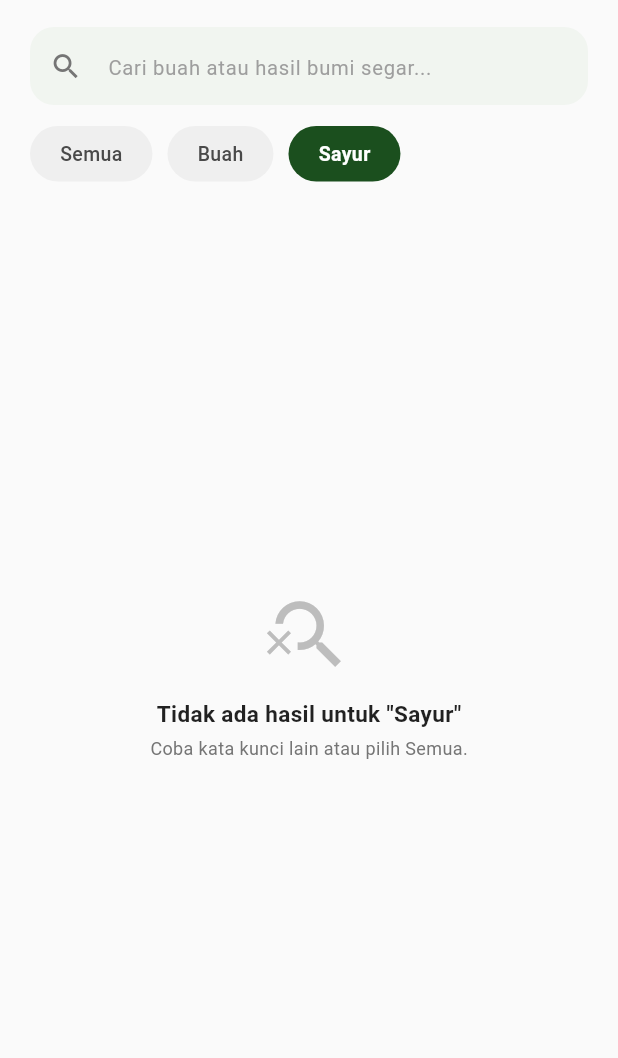
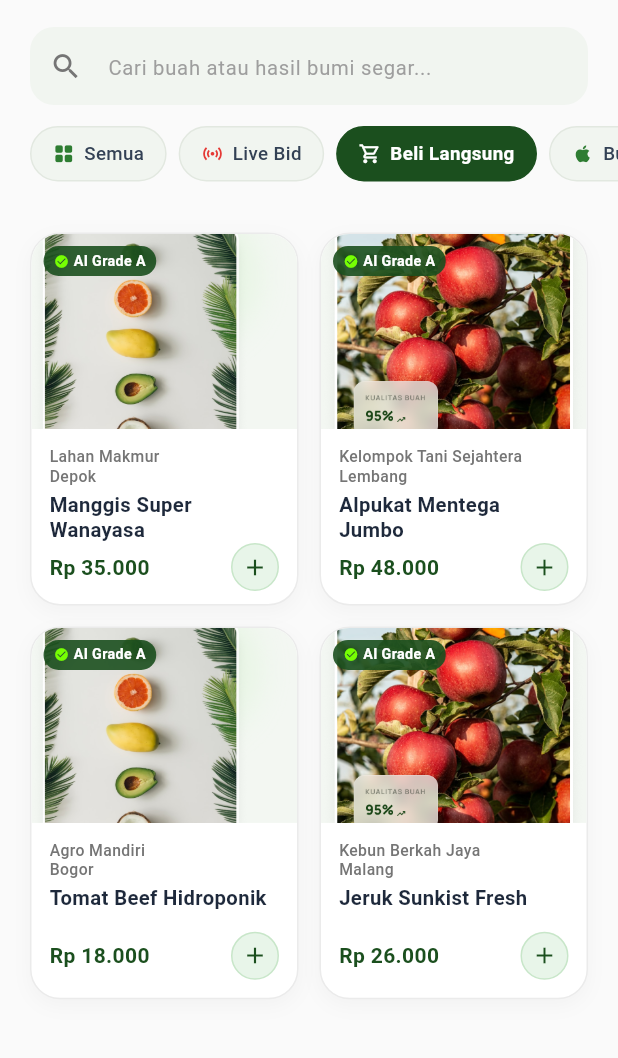
Before and after one commit to Hezkiel09/AGRIVO, a Flutter app: the MarketScreen screen opened directly, scrolled down 483 dp, after a tap on "Selengkapnya", on a phone screen of 412 x 824 dp, the part 87-1145 px from its top. Run offline on Flutter 3.47's test engine with Material 3 defaults, Android fonts, the light colour scheme and no system bars; our stand-ins replace camera, fl_chart, flutter_map, flutter_native_splash, image_picker, latlong2 and 1 more; accounts and stored records are empty; network calls fail.

Commit message:
refactor icon and category chip on market screen

```diff
--- a/frontend/lib/screens/market/market_screen.dart
+++ b/frontend/lib/screens/market/market_screen.dart
@@ -147,7 +147,6 @@ class _MarketScreenState extends State<MarketScreen> {
 
     _liveBids = [];
     _directBuys = [];
-    _allProducts = products;
 
     for (var product in products) {
       if (product['sales_mode'] == 'live_bid') {
@@ -158,14 +157,29 @@ class _MarketScreenState extends State<MarketScreen> {
     }
 
     // If backend has no data yet, merge demo items so UI is rich and never empty
-    if (_liveBids.isEmpty && _searchController.text.isEmpty && _selectedCategory == 'Semua') {
+    if (_liveBids.isEmpty && _searchController.text.isEmpty && (_selectedCategory == 'Semua' || _selectedCategory == 'Live Bid')) {
       _liveBids = List.from(_demoLiveBids);
     }
-    if (_directBuys.isEmpty && _searchController.text.isEmpty && _selectedCategory == 'Semua') {
+    if (_directBuys.isEmpty && _searchController.text.isEmpty && (_selectedCategory == 'Semua' || _selectedCategory == 'Beli Langsung')) {
       _directBuys = List.from(_demoDirectBuys);
     }
-    if (_allProducts.isEmpty && _searchController.text.isEmpty && _selectedCategory == 'Semua') {
-      _allProducts = [..._demoLiveBids, ..._demoDirectBuys];
+
+    if (_selectedCategory == 'Live Bid') {
+      _allProducts = List.from(_liveBids);
+    } else if (_selectedCategory == 'Beli Langsung') {
+      _allProducts = List.from(_directBuys);
+    } else if (_selectedCategory == 'Buah' || _selectedCategory == 'Sayur') {
+      _allProducts = List.from(products);
+      if (_allProducts.isEmpty && _searchController.text.isEmpty) {
+        final allDemo = [..._demoLiveBids, ..._demoDirectBuys];
+        if (_selectedCategory == 'Buah') {
+          _allProducts = allDemo.where((p) => (p['category'] ?? 'Buah').toString().toLowerCase().contains('buah') || p['name'].toString().contains('Nanas') || p['name'].toString().contains('Anggur') || p['name'].toString().contains('Manggis') || p['name'].toString().contains('Alpukat') || p['name'].toString().contains('Jeruk')).toList();
+        } else {
+          _allProducts = allDemo.where((p) => (p['category'] ?? '').toString().toLowerCase().contains('sayur') || p['name'].toString().contains('Tomat')).toList();
+        }
+      }
+    } else {
+      _allProducts = products.isNotEmpty ? List.from(products) : [..._demoLiveBids, ..._demoDirectBuys];
     }
 
     if (mounted) {
@@ -297,16 +311,22 @@ class _MarketScreenState extends State<MarketScreen> {
             ),
             const SizedBox(height: 14),
 
-            // 3. Category Filter Chips (Matching Mockup: Semua, Buah, Sayur)
-            Padding(
+            // 3. Category Filter Chips (Semua, Live Bid, Beli Langsung, Buah, Sayur)
+            SingleChildScrollView(
+              scrollDirection: Axis.horizontal,
+              physics: const BouncingScrollPhysics(),
               padding: const EdgeInsets.symmetric(horizontal: 20.0),
               child: Row(
                 children: [
-                  _buildPillChip('Semua'),
-                  const SizedBox(width: 10),
-                  _buildPillChip('Buah'),
-                  const SizedBox(width: 10),
-                  _buildPillChip('Sayur'),
+                  _buildPillChip('Semua', icon: Icons.grid_view_rounded),
+                  const SizedBox(width: 8),
+                  _buildPillChip('Live Bid', icon: Icons.sensors, iconColor: const Color(0xFFE53935)),
+                  const SizedBox(width: 8),
+                  _buildPillChip('Beli Langsung', icon: Icons.shopping_cart_outlined, iconColor: const Color(0xFF1B4F1E)),
+                  const SizedBox(width: 8),
+                  _buildPillChip('Buah', icon: Icons.apple_rounded),
+                  const SizedBox(width: 8),
+                  _buildPillChip('Sayur', icon: Icons.eco_rounded),
                 ],
               ),
             ),
@@ -330,8 +350,9 @@ class _MarketScreenState extends State<MarketScreen> {
     );
   }
 
-  Widget _buildPillChip(String label) {
+  Widget _buildPillChip(String label, {IconData? icon, Color? iconColor}) {
     final bool isSelected = _selectedCategory == label;
+    final Color activeIconColor = isSelected ? Colors.white : (iconColor ?? const Color(0xFF2E7D32));
     return GestureDetector(
       onTap: () {
         setState(() {
@@ -339,19 +360,37 @@ class _MarketScreenState extends State<MarketScreen> {
         });
         _fetchProducts();
       },
-      child: Container(
-        padding: const EdgeInsets.symmetric(horizontal: 20, vertical: 9),
+      child: AnimatedContainer(
+        duration: const Duration(milliseconds: 200),
+        padding: const EdgeInsets.symmetric(horizontal: 14, vertical: 8.5),
         decoration: BoxDecoration(
-          color: isSelected ? const Color(0xFF1B4F1E) : const Color(0xFFEFEFEF),
+          color: isSelected ? const Color(0xFF1B4F1E) : const Color(0xFFF1F5F0),
           borderRadius: BorderRadius.circular(24),
+          border: Border.all(
+            color: isSelected ? const Color(0xFF1B4F1E) : const Color(0xFFE2E8E0),
+            width: 1,
+          ),
         ),
-        child: Text(
-          label,
-          style: TextStyle(
-            fontSize: 13,
-            fontWeight: isSelected ? FontWeight.bold : FontWeight.w500,
-            color: isSelected ? Colors.white : const Color(0xFF4A4A4A),
-          ),
+        child: Row(
+          mainAxisSize: MainAxisSize.min,
+          children: [
+            if (icon != null) ...[
+              Icon(
+                icon,
+                size: 15,
+                color: activeIconColor,
+              ),
+              const SizedBox(width: 6),
+            ],
+            Text(
+              label,
+              style: TextStyle(
+                fontSize: 12.5,
+                fontWeight: isSelected ? FontWeight.bold : FontWeight.w500,
+                color: isSelected ? Colors.white : const Color(0xFF334155),
+              ),
+            ),
+          ],
         ),
       ),
     );
@@ -399,7 +438,7 @@ class _MarketScreenState extends State<MarketScreen> {
             ),
             GestureDetector(
               onTap: () {
-                setState(() => _selectedCategory = 'Buah');
+                setState(() => _selectedCategory = 'Live Bid');
                 _fetchProducts();
               },
               child: const Text(
@@ -459,7 +498,7 @@ class _MarketScreenState extends State<MarketScreen> {
             ),
             GestureDetector(
               onTap: () {
-                setState(() => _selectedCategory = 'Sayur');
+                setState(() => _selectedCategory = 'Beli Langsung');
                 _fetchProducts();
               },
               child: const Text(
@@ -523,6 +562,24 @@ class _MarketScreenState extends State<MarketScreen> {
       );
     }
 
+    if (_selectedCategory == 'Live Bid') {
+      return GridView.builder(
+        physics: const AlwaysScrollableScrollPhysics(),
+        padding: const EdgeInsets.all(20),
+        gridDelegate: const SliverGridDelegateWithFixedCrossAxisCount(
+          crossAxisCount: 2,
+          childAspectRatio: 0.68,
+          crossAxisSpacing: 14,
+          mainAxisSpacing: 14,
+        ),
+        itemCount: _allProducts.length,
+        itemBuilder: (context, index) {
+          final item = _allProducts[index] as Map<String, dynamic>;
+          return LiveBidCard(product: item);
+        },
+      );
+    }
+
     return GridView.builder(
       physics: const AlwaysScrollableScrollPhysics(),
       padding: const EdgeInsets.all(20),
```
